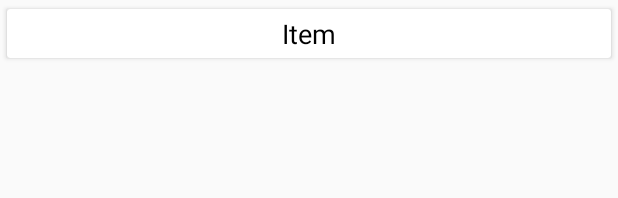
After one commit to maximegens/foodtrucklille, an Android app: the layout card_view_liste_plat.xml on its own in the app's theme, with its tools: preview values and no code run, on a phone screen of 412 x 824 dp. The commit adds this screen. Shown: the top 198 px of the screen. Run offline under Robolectric (Android 15) with nearby library versions, the phone set to English and light mode, and no system bars.

Commit message:
Implement de la recyclerView pour la liste des Plat et mise en place de l'AlertDialog pour afficher le detail du plat

```diff
--- a/app/src/main/java/com/maximegens/foodtrucklillois/fragments/ListeFoodTruckFragment.java
+++ b/app/src/main/java/com/maximegens/foodtrucklillois/fragments/ListeFoodTruckFragment.java
@@ -69,7 +69,7 @@ public class ListeFoodTruckFragment extends Fragment{
         super.onViewCreated(view, savedInstanceState);
 
         layoutManagerFT = new GridLayoutManagerFoodTruck(getContext());
-        recyclerViewListeFT = (RecyclerView) view.findViewById(R.id.recyclerView);
+        recyclerViewListeFT = (RecyclerView) view.findViewById(R.id.recycler_view_liste_ft);
         recyclerViewListeFT.setHasFixedSize(true);
 
         // Ajout des FTs interne dans l'adapters de la liste.
--- a/app/src/main/java/com/maximegens/foodtrucklillois/interfaces/RecyclerViewListeCatePlatListener.java
+++ b/app/src/main/java/com/maximegens/foodtrucklillois/interfaces/RecyclerViewListeCatePlatListener.java
@@ -6,7 +6,7 @@ import com.maximegens.foodtrucklillois.beans.FoodTruck;
 import com.maximegens.foodtrucklillois.beans.menu.CategoriePlat;
 
 /**
- * Interface définisant les actions de l'interface de la recyclerView des FT.
+ * Interface définisant les actions de l'interface de la recyclerView des categories du menu.
  */
 public interface RecyclerViewListeCatePlatListener {
 
--- /dev/null
+++ b/app/src/main/res/layout/card_view_liste_plat.xml
@@ -0,0 +1,38 @@
+<?xml version="1.0" encoding="utf-8"?>
+
+<LinearLayout
+    xmlns:android="http://schemas.android.com/apk/res/android"
+    xmlns:app="http://schemas.android.com/apk/res-auto"
+    android:layout_width="match_parent"
+    android:layout_height="wrap_content"
+    android:orientation="vertical"
+    >
+
+    <android.support.v7.widget.CardView
+
+        android:id="@+id/card_view_liste_plat"
+        android:layout_width="match_parent"
+        android:layout_height="wrap_content"
+        android:layout_margin="2dp"
+        app:cardUseCompatPadding="true"
+        app:cardBackgroundColor="@android:color/white"
+        app:cardElevation="2dp">
+
+        <TextView
+            android:id="@+id/title_plat_card_view"
+            android:layout_width="wrap_content"
+            android:layout_height="wrap_content"
+            android:layout_gravity="center"
+            android:background="?android:selectableItemBackground"
+            android:text="Item"
+            android:fontFamily="sans-serif"
+            android:textColor="@color/black"
+            android:textSize="@dimen/text_label"
+            android:ellipsize="end"
+            android:singleLine="true"
+            android:padding="4dp"
+            />
+
+    </android.support.v7.widget.CardView>
+
+</LinearLayout>
--- a/app/src/main/res/layout/fragment_liste_ft.xml
+++ b/app/src/main/res/layout/fragment_liste_ft.xml
@@ -6,7 +6,7 @@
 
     <android.support.v7.widget.RecyclerView
         xmlns:android="http://schemas.android.com/apk/res/android"
-        android:id="@+id/recyclerView"
+        android:id="@+id/recycler_view_liste_ft"
         android:layout_width="match_parent"
         android:layout_height="match_parent">
 
```
Also changed, not shown: app/src/main/java/com/maximegens/foodtrucklillois/FoodTruckActivity.java (+4 -3 lines), app/src/main/java/com/maximegens/foodtrucklillois/adapters/ListeCatPlatAdapter.java (+1 -9 lines), app/src/main/java/com/maximegens/foodtrucklillois/adapters/ListePlatMenuAdapter.java (added, +85 -0 lines), app/src/main/java/com/maximegens/foodtrucklillois/fragments/MenuDetailFragment.java (+28 -2 lines), app/src/main/java/com/maximegens/foodtrucklillois/fragments/MenuFragment.java (+21 -4 lines), app/src/main/java/com/maximegens/foodtrucklillois/interfaces/RecyclerViewListePlatListener.java (added, +16 -0 lines), app/src/main/res/layout/fragment_menu_detail_ft.xml (+6 -15 lines).
